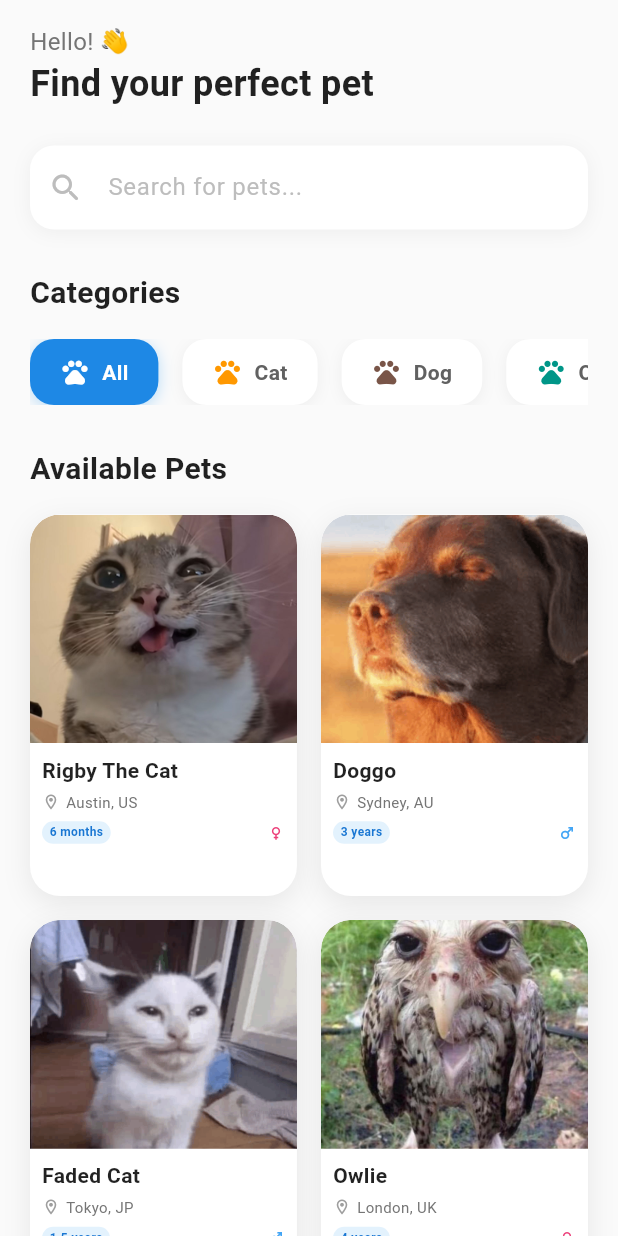
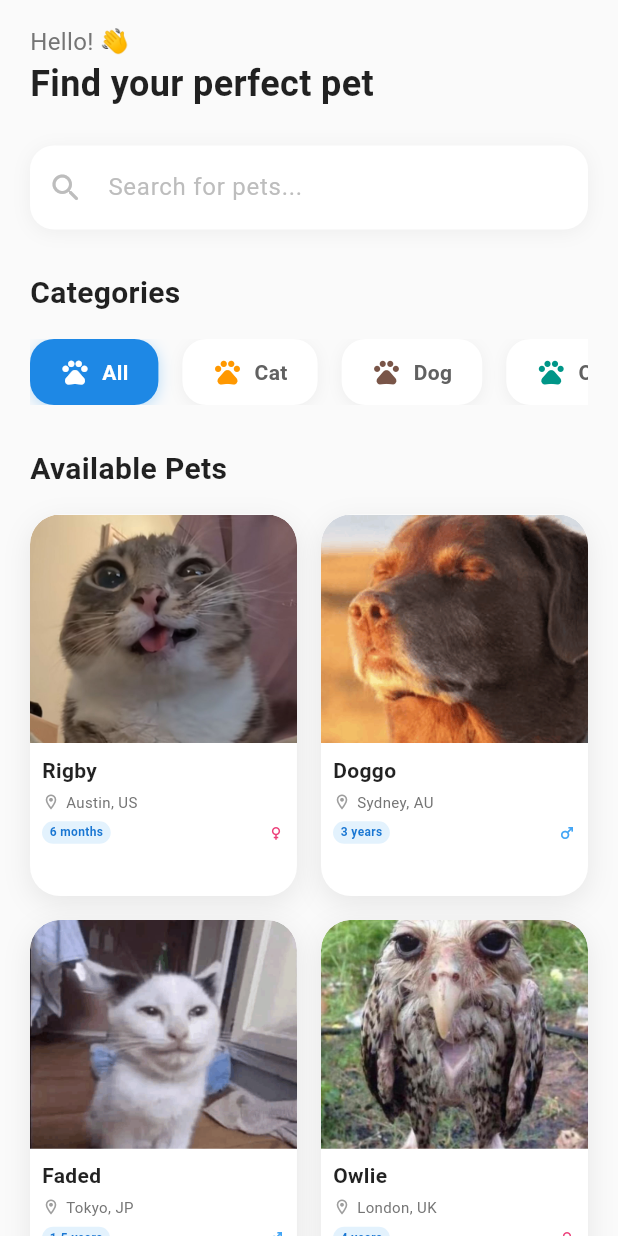
Before and after one commit to kyovalskye/Pet_Application, a Flutter app: the screen it shows after launch, on a phone screen of 412 x 824 dp. Run offline on Flutter 3.47's test engine with Material 3 defaults, Android fonts, the phone set to English and light mode, and no system bars; Roboto replaces fonts that are missing (Poppins).

Commit message:
Fixing some bug

```diff
--- a/lib/widgets/animals_card.dart
+++ b/lib/widgets/animals_card.dart
@@ -15,7 +15,7 @@ class AnimalsCard extends StatelessWidget {
   Widget build(BuildContext context) {
     final animals = [
       {
-        "name": "Rigby The Cat",
+        "name": "Rigby",
         "location": "Austin, US",
         "age": "6 months",
         "gender": "Female",
@@ -35,7 +35,7 @@ class AnimalsCard extends StatelessWidget {
             "Doggo adalah anjing Golden Retriever dari Sydney yang suka berenang di pantai Bondi. Di usia 3 tahun, dia sudah jadi sahabat setia yang selalu ceria.",
       },
       {
-        "name": "Faded Cat",
+        "name": "Faded",
         "location": "Tokyo, JP",
         "age": "1.5 years",
         "gender": "Male",
```
